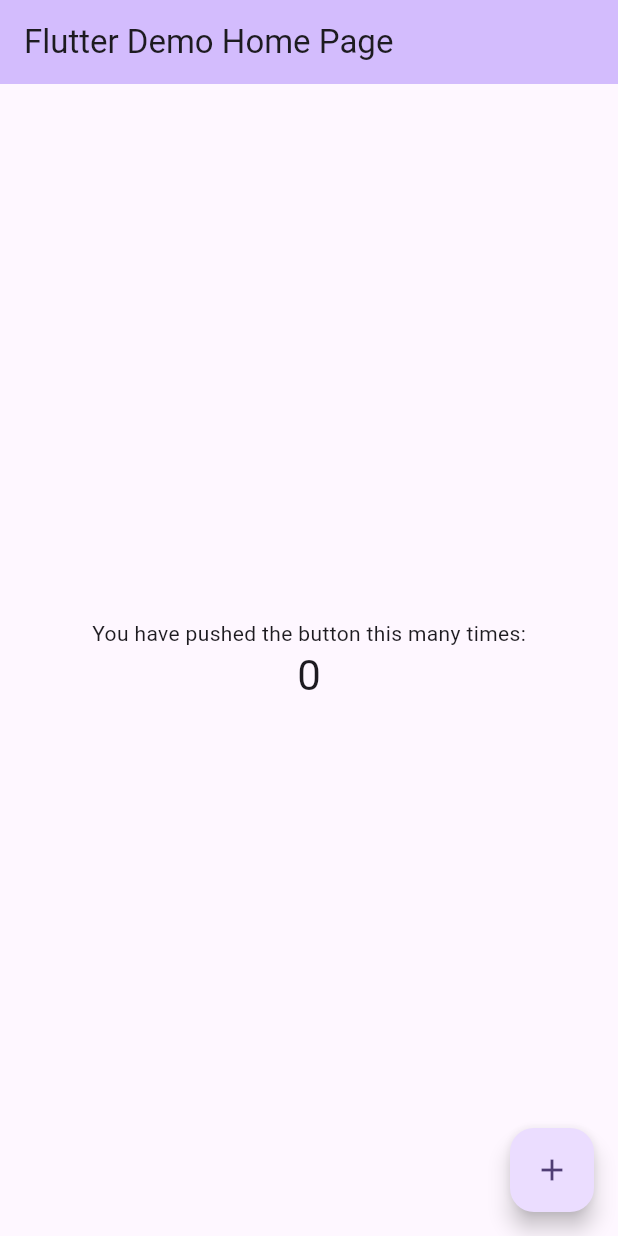
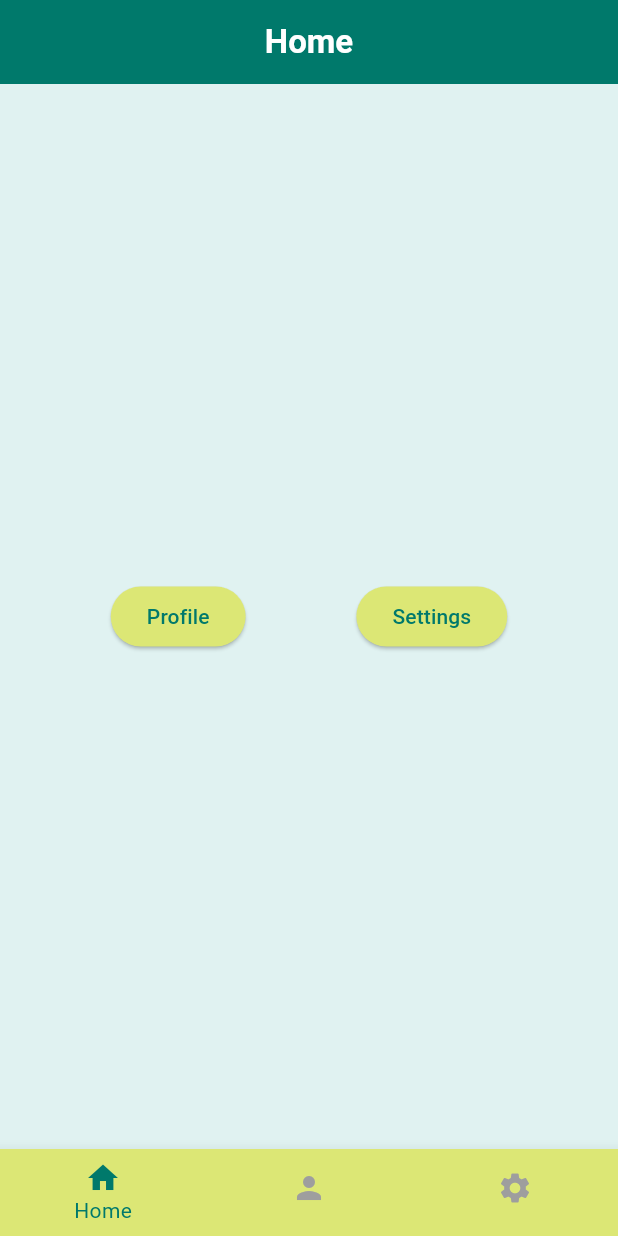
Before and after one commit to Joseph-Gayed/DepiFlutterSessions24, a Flutter app: the screen it shows after launch, on a phone screen of 412 x 824 dp. Run offline on Flutter 3.47's test engine with Material 3 defaults, Android fonts, the phone set to English and light mode, and no system bars.

Commit message:
Session05: Navigation

```diff
--- /dev/null
+++ b/lib/app_theme.dart
@@ -0,0 +1,32 @@
+import 'package:flutter/material.dart';
+
+ColorScheme colorScheme = ColorScheme.fromSeed(
+  seedColor: Colors.teal[700]!,
+  primary: Colors.teal[700]!,
+  secondary: Colors.lime[300]!,
+);
+
+ThemeData appTheme = ThemeData(
+    useMaterial3: true,
+    colorScheme: colorScheme,
+
+    appBarTheme: AppBarTheme(
+        centerTitle: true,
+        foregroundColor: Colors.white,
+        backgroundColor: colorScheme.primary),
+    elevatedButtonTheme: ElevatedButtonThemeData(
+        style: ElevatedButton.styleFrom(
+            foregroundColor: colorScheme.primary,
+            backgroundColor: colorScheme.secondary)),
+    scaffoldBackgroundColor: Colors.teal[50],
+    textTheme: TextTheme(
+      titleLarge:
+          const TextStyle(color: Colors.white, fontWeight: FontWeight.bold),
+      titleMedium: const TextStyle(color: Colors.blue),
+      labelLarge: TextStyle(color: Colors.indigo[800]),
+      bodyMedium: TextStyle(color: Colors.grey[700]),
+    ),
+    bottomNavigationBarTheme: BottomNavigationBarThemeData(
+        selectedItemColor: colorScheme.primary,
+        unselectedItemColor: Colors.grey,
+        backgroundColor: colorScheme.secondary));
--- a/lib/main.dart
+++ b/lib/main.dart
@@ -1,125 +1,8 @@
 import 'package:flutter/material.dart';
+import 'package:flutter_session_05/way_1/my_app_way1.dart';
+import 'package:flutter_session_05/way_2/my_app_way2.dart';
+import 'package:flutter_session_05/way_3/my_app_way3.dart';
 
 void main() {
-  runApp(const MyApp());
+  runApp(const MyAppWay3());
 }
-
-class MyApp extends StatelessWidget {
-  const MyApp({super.key});
-
-  // This widget is the root of your application.
-  @override
-  Widget build(BuildContext context) {
-    return MaterialApp(
-      title: 'Flutter Demo',
-      theme: ThemeData(
-        // This is the theme of your application.
-        //
-        // TRY THIS: Try running your application with "flutter run". You'll see
-        // the application has a purple toolbar. Then, without quitting the app,
-        // try changing the seedColor in the colorScheme below to Colors.green
-        // and then invoke "hot reload" (save your changes or press the "hot
-        // reload" button in a Flutter-supported IDE, or press "r" if you used
-        // the command line to start the app).
-        //
-        // Notice that the counter didn't reset back to zero; the application
-        // state is not lost during the reload. To reset the state, use hot
-        // restart instead.
-        //
-        // This works for code too, not just values: Most code changes can be
-        // tested with just a hot reload.
-        colorScheme: ColorScheme.fromSeed(seedColor: Colors.deepPurple),
-        useMaterial3: true,
-      ),
-      home: const MyHomePage(title: 'Flutter Demo Home Page'),
-    );
-  }
-}
-
-class MyHomePage extends StatefulWidget {
-  const MyHomePage({super.key, required this.title});
-
-  // This widget is the home page of your application. It is stateful, meaning
-  // that it has a State object (defined below) that contains fields that affect
-  // how it looks.
-
-  // This class is the configuration for the state. It holds the values (in this
-  // case the title) provided by the parent (in this case the App widget) and
-  // used by the build method of the State. Fields in a Widget subclass are
-  // always marked "final".
-
-  final String title;
-
-  @override
-  State<MyHomePage> createState() => _MyHomePageState();
-}
-
-class _MyHomePageState extends State<MyHomePage> {
-  int _counter = 0;
-
-  void _incrementCounter() {
-    setState(() {
-      // This call to setState tells the Flutter framework that something has
-      // changed in this State, which causes it to rerun the build method below
-      // so that the display can reflect the updated values. If we changed
-      // _counter without calling setState(), then the build method would not be
-      // called again, and so nothing would appear to happen.
-      _counter++;
-    });
-  }
-
-  @override
-  Widget build(BuildContext context) {
-    // This method is rerun every time setState is called, for instance as done
-    // by the _incrementCounter method above.
-    //
-    // The Flutter framework has been optimized to make rerunning build methods
-    // fast, so that you can just rebuild anything that needs updating rather
-    // than having to individually change instances of widgets.
-    return Scaffold(
-      appBar: AppBar(
-        // TRY THIS: Try changing the color here to a specific color (to
-        // Colors.amber, perhaps?) and trigger a hot reload to see the AppBar
-        // change color while the other colors stay the same.
-        backgroundColor: Theme.of(context).colorScheme.inversePrimary,
-        // Here we take the value from the MyHomePage object that was created by
-        // the App.build method, and use it to set our appbar title.
-        title: Text(widget.title),
-      ),
-      body: Center(
-        // Center is a layout widget. It takes a single child and positions it
-        // in the middle of the parent.
-        child: Column(
-          // Column is also a layout widget. It takes a list of children and
-          // arranges them vertically. By default, it sizes itself to fit its
-          // children horizontally, and tries to be as tall as its parent.
-          //
-          // Column has various properties to control how it sizes itself and
-          // how it positions its children. Here we use mainAxisAlignment to
-          // center the children vertically; the main axis here is the vertical
-          // axis because Columns are vertical (the cross axis would be
-          // horizontal).
-          //
-          // TRY THIS: Invoke "debug painting" (choose the "Toggle Debug Paint"
-          // action in the IDE, or press "p" in the console), to see the
-          // wireframe for each widget.
-          mainAxisAlignment: MainAxisAlignment.center,
-          children: <Widget>[
-            const Text(
-              'You have pushed the button this many times:',
-            ),
-            Text(
-              '$_counter',
-              style: Theme.of(context).textTheme.headlineMedium,
-            ),
-          ],
-        ),
-      ),
-      floatingActionButton: FloatingActionButton(
-        onPressed: _incrementCounter,
-        tooltip: 'Increment',
-        child: const Icon(Icons.add),
-      ), // This trailing comma makes auto-formatting nicer for build methods.
-    );
-  }
-}
--- /dev/null
+++ b/lib/screens.dart
@@ -0,0 +1,117 @@
+import 'package:flutter/material.dart';
+import 'way_1/navigation_material_page_route.dart';
+import 'way_2/navigation_push_named.dart';
+
+class HomePage extends StatelessWidget {
+  final void Function()? firstButtonNavigation;
+  final void Function()? secondButtonNavigation;
+
+  const HomePage(
+      {super.key, this.firstButtonNavigation, this.secondButtonNavigation});
+
+  @override
+  Widget build(BuildContext context) {
+    return Scaffold(
+      appBar: AppBar(
+        title: Text("Home"),
+      ),
+      body: SizedBox(
+        width: double.infinity,
+        height: double.infinity,
+        child: Row(
+            mainAxisAlignment: MainAxisAlignment.spaceEvenly,
+            crossAxisAlignment: CrossAxisAlignment.center,
+            children: [
+              ElevatedButton(
+                  onPressed: firstButtonNavigation ??
+                      () {
+                        openProfileWay2(context);
+                      },
+                  child: Text("Profile")),
+              ElevatedButton(
+                  onPressed: secondButtonNavigation ??
+                      () {
+                        openSettingWay2(context);
+                      },
+                  child: Text("Settings")),
+            ]),
+      ),
+    );
+  }
+}
+
+class ProfilePage extends StatelessWidget {
+  final void Function()? firstButtonNavigation;
+  final void Function()? secondButtonNavigation;
+
+  const ProfilePage(
+      {super.key, this.firstButtonNavigation, this.secondButtonNavigation});
+
+  @override
+  Widget build(BuildContext context) {
+    return Scaffold(
+      appBar: AppBar(
+        title: Text("Profile"),
+      ),
+      body: SizedBox(
+        width: double.infinity,
+        height: double.infinity,
+        child: Row(
+            mainAxisAlignment: MainAxisAlignment.spaceEvenly,
+            crossAxisAlignment: CrossAxisAlignment.center,
+            children: [
+              ElevatedButton(
+                  onPressed: firstButtonNavigation ??
+                      () {
+                        openHomeWay2(context);
+                      },
+                  child: Text("Home")),
+              ElevatedButton(
+                  onPressed: secondButtonNavigation ??
+                      () {
+                        openSettingWay2(context);
+                      },
+                  child: Text("Settings"))
+            ]),
+      ),
+    );
+  }
+}
+
+class SettingsPage extends StatelessWidget {
+  final void Function()? firstButtonNavigation;
+  final void Function()? secondButtonNavigation;
+
+  const SettingsPage(
+      {super.key, this.firstButtonNavigation, this.secondButtonNavigation});
+
+  @override
+  Widget build(BuildContext context) {
+    return Scaffold(
+      appBar: AppBar(
+        title: Text("Settings"),
+      ),
+      body: SizedBox(
+        width: double.infinity,
+        height: double.infinity,
+        child: Row(
+            mainAxisAlignment: MainAxisAlignment.spaceEvenly,
+            crossAxisAlignment: CrossAxisAlignment.center,
+            children: [
+              ElevatedButton(
+                  onPressed: firstButtonNavigation ??
+                      () {
+                        openHomeWay2(context);
+                      },
+                  child: Text("Home")),
+              ElevatedButton(
+                  onPressed: secondButtonNavigation ??
+                      () {
+                        openProfileWay2(context);
+                      },
+                  child: Text("Profile"))
+            ]),
+      ),
+    );
+  }
+}
--- /dev/null
+++ b/lib/way_1/my_app_way1.dart
@@ -0,0 +1,19 @@
+import 'package:flutter/material.dart';
+import 'package:flutter_session_05/app_theme.dart';
+import 'package:flutter_session_05/screens.dart';
+
+import '../splash_page.dart';
+
+class MyAppWay1 extends StatelessWidget {
+  const MyAppWay1({super.key});
+
+  @override
+  Widget build(BuildContext context) {
+    return MaterialApp(
+      theme: appTheme,
+      title: 'Way1Navigation',
+      home: const SplashPage(),
+      debugShowCheckedModeBanner: false,
+    );
+  }
+}
--- /dev/null
+++ b/lib/way_2/my_app_way2.dart
@@ -0,0 +1,38 @@
+import 'package:flutter/material.dart';
+import 'package:flutter_session_05/screens.dart';
+import 'package:flutter_session_05/splash_page.dart';
+
+import '../app_theme.dart';
+
+class MyAppWay2 extends StatelessWidget {
+  const MyAppWay2({super.key});
+
+  @override
+  Widget build(BuildContext context) {
+    return MaterialApp(
+      theme: appTheme,
+      title: 'Way2Navigation',
+      debugShowCheckedModeBanner: false,
+      initialRoute: AppRoute.splash.route,
+      routes: {
+        AppRoute.splash.route: (context) => SplashPage(),
+        AppRoute.home.route: (context) => HomePage(),
+        AppRoute.profile.route: (context) => ProfilePage(),
+        AppRoute.settings.route: (context) => SettingsPage(),
+        // AppRoute.notifications.route : (context) => SettingsPage()
+      },
+    );
+  }
+}
+
+
+enum AppRoute {
+  splash("/splash"),
+  home("/home"),
+  profile("/profile"),
+  settings("/settings");
+
+  final String route;
+
+  const AppRoute(this.route);
+}
--- /dev/null
+++ b/lib/way_2/navigation_push_named.dart
@@ -0,0 +1,21 @@
+import 'package:flutter/material.dart';
+import 'package:flutter_session_05/way_2/my_app_way2.dart';
+
+import '../screens.dart';
+
+void openHomeWay2(BuildContext context) {
+  Navigator.pushNamed(context,AppRoute.home.route);
+}
+
+void replaceWithHomeWay2(BuildContext context) {
+  Navigator.pushReplacementNamed(context,AppRoute.home.route);
+}
+
+void openProfileWay2(BuildContext context) {
+  Navigator.pushNamed(context, AppRoute.profile.route);
+
+}
+
+void openSettingWay2(BuildContext context) {
+  Navigator.pushNamed(context, AppRoute.settings.route);
+}
--- /dev/null
+++ b/lib/way_3/bottom_nav_container.dart
@@ -0,0 +1,73 @@
+import 'package:flutter/material.dart';
+import 'package:flutter_session_05/screens.dart';
+
+class BottomNavContainer extends StatefulWidget {
+  const BottomNavContainer({super.key});
+
+  @override
+  State<BottomNavContainer> createState() => _BottomNavContainerState();
+}
+
+class _BottomNavContainerState extends State<BottomNavContainer> {
+  int selectedPage = 0;
+
+  late List<Widget> _pages;
+  late List<BottomNavigationBarItem> _tabs;
+
+  @override
+  void didChangeDependencies() {
+    _pages = [
+      HomePage(firstButtonNavigation: () {
+        updateSelectedPage(1);
+      }, secondButtonNavigation: () {
+        updateSelectedPage(2);
+      }),
+      ProfilePage(
+          firstButtonNavigation: homeNavigation,
+          secondButtonNavigation: settingsNavigation),
+      SettingsPage(
+          firstButtonNavigation: homeNavigation,
+          secondButtonNavigation: profileNavigation)
+    ];
+
+    _tabs = const [
+      BottomNavigationBarItem(icon: Icon(Icons.home), label: "Home"),
+      BottomNavigationBarItem(icon: Icon(Icons.person), label: "Profile"),
+      BottomNavigationBarItem(icon: Icon(Icons.settings), label: "Settings"),
+    ];
+    super.didChangeDependencies();
+  }
+
+  @override
+  Widget build(BuildContext context) {
+    return Scaffold(
+      body: _pages[selectedPage],
+
+      bottomNavigationBar: BottomNavigationBar(
+        showSelectedLabels: true,
+        showUnselectedLabels: false,
+        currentIndex: selectedPage,
+        items: _tabs,
+        onTap: (newIndex) => updateSelectedPage(newIndex),
+      ),
+    );
+  }
+
+  void updateSelectedPage(int newIndex) {
+    setState(() {
+      selectedPage = newIndex;
+    });
+  }
+
+  void homeNavigation() {
+    updateSelectedPage(0);
+  }
+
+  void profileNavigation() {
+    updateSelectedPage(1);
+  }
+
+  void settingsNavigation() {
+    updateSelectedPage(2);
+  }
+}
--- /dev/null
+++ b/lib/way_3/my_app_way3.dart
@@ -0,0 +1,18 @@
+import 'package:flutter/material.dart';
+
+import '../app_theme.dart';
+import 'bottom_nav_container.dart';
+
+class MyAppWay3 extends StatelessWidget {
+  const MyAppWay3({super.key});
+
+  @override
+  Widget build(BuildContext context) {
+    return MaterialApp(
+      theme: appTheme,
+      title: 'Way3Navigation',
+      debugShowCheckedModeBanner: false,
+      home: const BottomNavContainer(),
+    );
+  }
+}
```
Also changed, not shown: lib/splash_page.dart (added, +45 -0 lines), lib/way_1/navigation_material_page_route.dart (added, +32 -0 lines), 1 other file.
